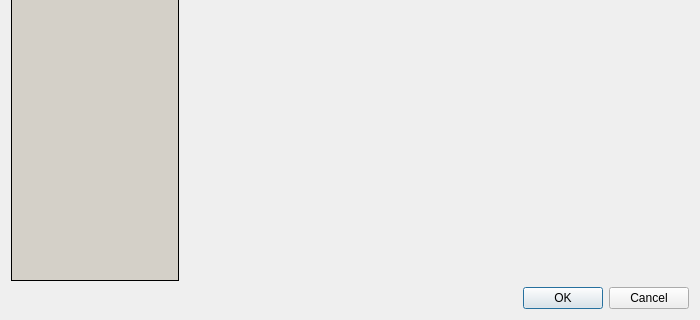
Qt form src/Plugins/CorePlugin/Settings/SettingsManagerDialog.ui (safri-framework/safri-player) before a commit; both pictures show x 0 to 700 and y 260 to 580 of the 700 by 580 pixel window.
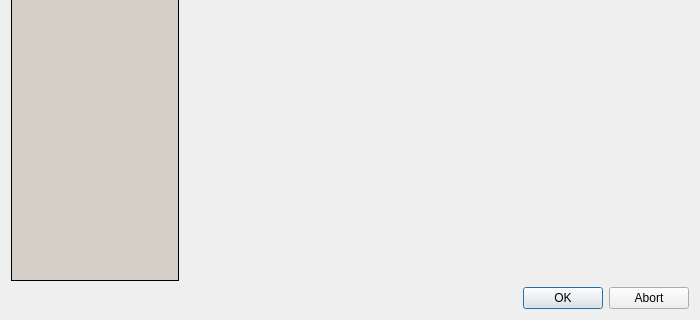
The same form after that commit.

Patch:
```diff
--- a/src/Plugins/CorePlugin/Settings/SettingsManagerDialog.ui
+++ b/src/Plugins/CorePlugin/Settings/SettingsManagerDialog.ui
@@ -74,7 +74,10 @@
       <enum>Qt::Horizontal</enum>
      </property>
      <property name="standardButtons">
-      <set>QDialogButtonBox::Cancel|QDialogButtonBox::Ok</set>
+      <set>QDialogButtonBox::Abort|QDialogButtonBox::Ok</set>
+     </property>
+     <property name="centerButtons">
+      <bool>false</bool>
      </property>
     </widget>
    </item>
```
Left out of the diff: 2 changed lines with no effect on the pictures.
